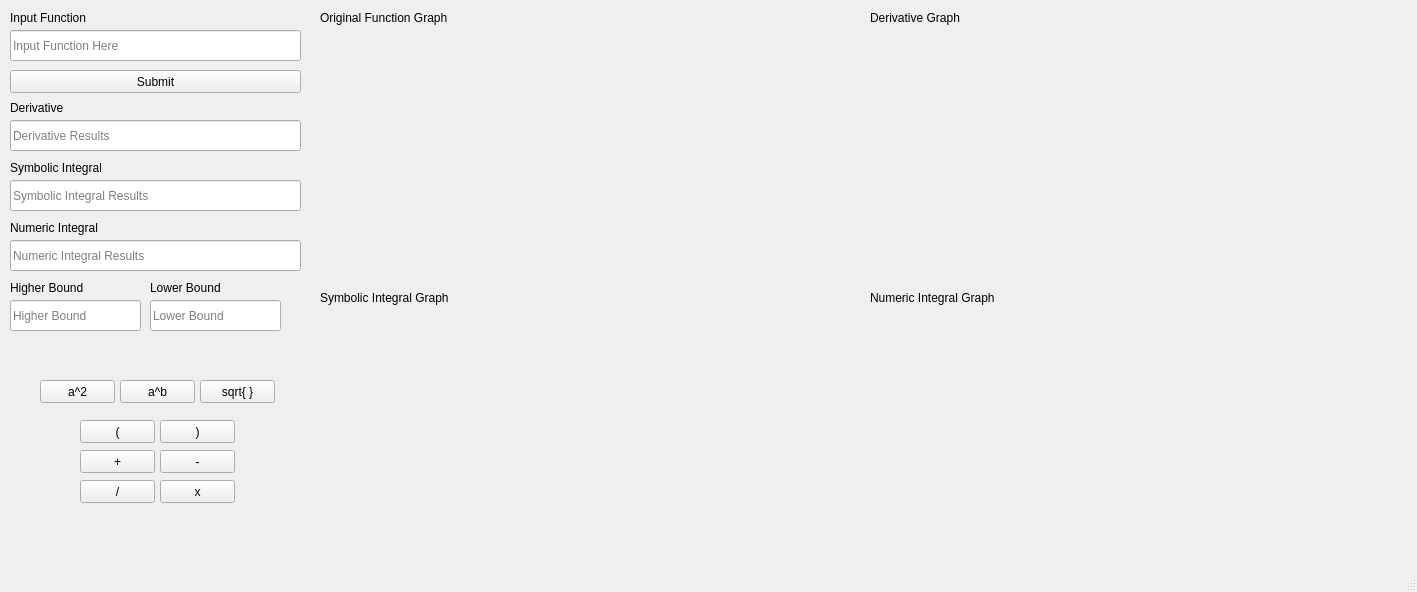
This is components/interface/mathqt.ui in JESREAL1JDL7LUSTRE/Calculus-Powered-Graphing-App as Qt 5 draws it before an edit. The edited form follows.
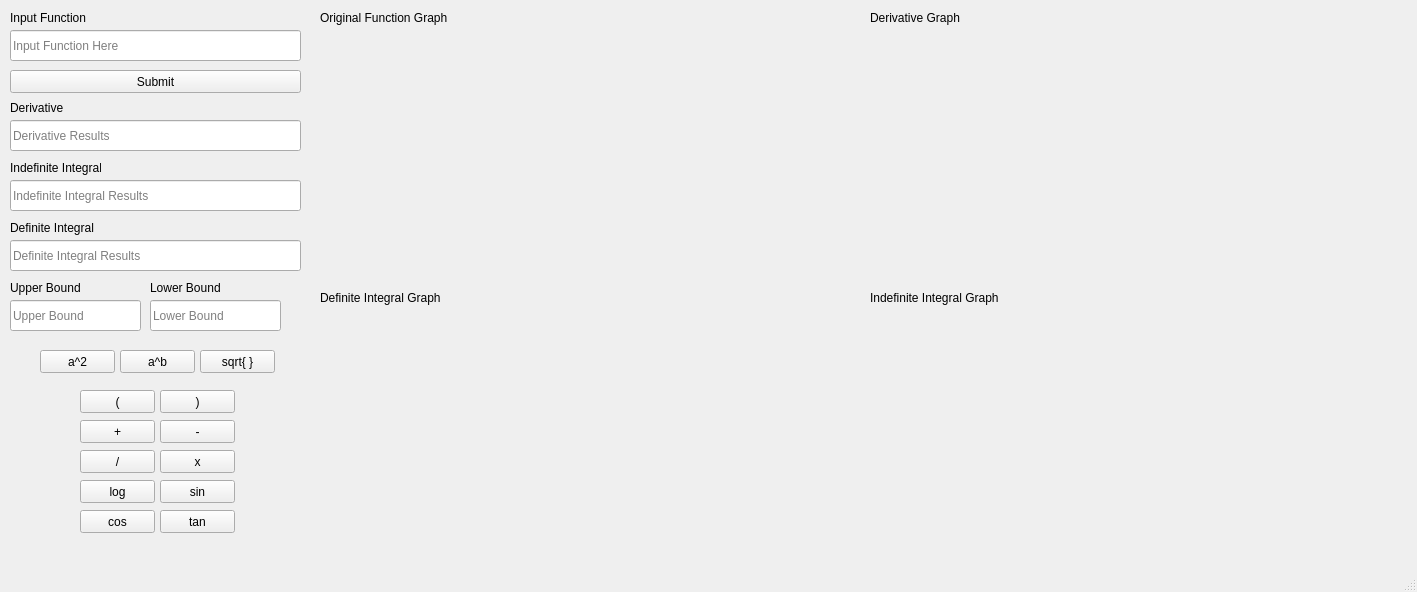
This is the edited form.

What changed in the file:
```diff
--- a/components/interface/mathqt.ui
+++ b/components/interface/mathqt.ui
@@ -63,7 +63,7 @@
      </rect>
     </property>
     <property name="text">
-     <string>Symbolic Integral</string>
+     <string>Indefinite Integral</string>
     </property>
    </widget>
    <widget class="QLabel" name="label_4">
@@ -76,7 +76,7 @@
      </rect>
     </property>
     <property name="text">
-     <string>Numeric Integral</string>
+     <string>Definite Integral</string>
     </property>
    </widget>
    <widget class="QLineEdit" name="lineEdit_2">
@@ -108,7 +108,7 @@
      <bool>true</bool>
     </property>
     <property name="placeholderText">
-     <string>Symbolic Integral Results</string>
+     <string>Indefinite Integral Results</string>
     </property>
    </widget>
    <widget class="QLineEdit" name="lineEdit_4">
@@ -124,7 +124,7 @@
      <bool>true</bool>
     </property>
     <property name="placeholderText">
-     <string>Numeric Integral Results</string>
+     <string>Definite Integral Results</string>
     </property>
    </widget>
    <widget class="QPushButton" name="pushButton">
@@ -190,7 +190,7 @@
      </rect>
     </property>
     <property name="text">
-     <string>Symbolic Integral Graph</string>
+     <string>Definite Integral Graph</string>
     </property>
    </widget>
    <widget class="QLabel" name="label_6">
@@ -203,7 +203,7 @@
      </rect>
     </property>
     <property name="text">
-     <string>Numeric Integral Graph</string>
+     <string>Indefinite Integral Graph</string>
     </property>
    </widget>
    <widget class="QLabel" name="label_7">
@@ -236,7 +236,7 @@
     <property name="geometry">
      <rect>
       <x>40</x>
-      <y>380</y>
+      <y>350</y>
       <width>75</width>
       <height>23</height>
      </rect>
@@ -249,7 +249,7 @@
     <property name="geometry">
      <rect>
       <x>120</x>
-      <y>380</y>
+      <y>350</y>
       <width>75</width>
       <height>23</height>
      </rect>
@@ -262,7 +262,7 @@
     <property name="geometry">
      <rect>
       <x>200</x>
-      <y>380</y>
+      <y>350</y>
       <width>75</width>
       <height>23</height>
      </rect>
@@ -281,7 +281,7 @@
      </rect>
     </property>
     <property name="text">
-     <string>Higher Bound</string>
+     <string>Upper Bound</string>
     </property>
    </widget>
    <widget class="QLabel" name="label_10">
@@ -310,7 +310,7 @@
      <bool>false</bool>
     </property>
     <property name="placeholderText">
-     <string>Higher Bound</string>
+     <string>Upper Bound</string>
     </property>
    </widget>
    <widget class="QLineEdit" name="lineEdit_6">
@@ -333,7 +333,7 @@
     <property name="geometry">
      <rect>
       <x>80</x>
-      <y>420</y>
+      <y>390</y>
       <width>75</width>
       <height>23</height>
      </rect>
@@ -346,7 +346,7 @@
     <property name="geometry">
      <rect>
       <x>160</x>
-      <y>420</y>
+      <y>390</y>
       <width>75</width>
       <height>23</height>
      </rect>
@@ -359,7 +359,7 @@
     <property name="geometry">
      <rect>
       <x>80</x>
-      <y>450</y>
+      <y>420</y>
       <width>75</width>
       <height>23</height>
      </rect>
@@ -372,7 +372,7 @@
     <property name="geometry">
      <rect>
       <x>160</x>
-      <y>450</y>
+      <y>420</y>
       <width>75</width>
       <height>23</height>
      </rect>
@@ -385,7 +385,7 @@
     <property name="geometry">
      <rect>
       <x>80</x>
-      <y>480</y>
+      <y>450</y>
       <width>75</width>
       <height>23</height>
      </rect>
@@ -398,7 +398,7 @@
     <property name="geometry">
      <rect>
       <x>160</x>
-      <y>480</y>
+      <y>450</y>
       <width>75</width>
       <height>23</height>
      </rect>
@@ -407,6 +407,58 @@
      <string>x</string>
     </property>
    </widget>
+   <widget class="QPushButton" name="pushButton_11">
+    <property name="geometry">
+     <rect>
+      <x>160</x>
+      <y>510</y>
+      <width>75</width>
+      <height>23</height>
+     </rect>
+    </property>
+    <property name="text">
+     <string>tan</string>
+    </property>
+   </widget>
+   <widget class="QPushButton" name="pushButton_12">
+    <property name="geometry">
+     <rect>
+      <x>160</x>
+      <y>480</y>
+      <width>75</width>
+      <height>23</height>
+     </rect>
+    </property>
+    <property name="text">
+     <string>sin</string>
+    </property>
+   </widget>
+   <widget class="QPushButton" name="pushButton_13">
+    <property name="geometry">
+     <rect>
+      <x>80</x>
+      <y>510</y>
+      <width>75</width>
+      <height>23</height>
+     </rect>
+    </property>
+    <property name="text">
+     <string>cos</string>
+    </property>
+   </widget>
+   <widget class="QPushButton" name="pushButton_14">
+    <property name="geometry">
+     <rect>
+      <x>80</x>
+      <y>480</y>
+      <width>75</width>
+      <height>23</height>
+     </rect>
+    </property>
+    <property name="text">
+     <string>log</string>
+    </property>
+   </widget>
   </widget>
   <widget class="QStatusBar" name="statusbar"/>
   <action name="actionDownload_PDF">
```
